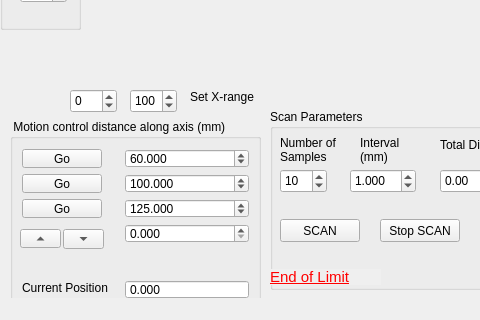
Above: forms/main_form.ui from MarshallSutton/profilometer before the change; both pictures show x 0 to 480 and y 430 to 750 of the 824 by 750 pixel window. Below: the same form after it.
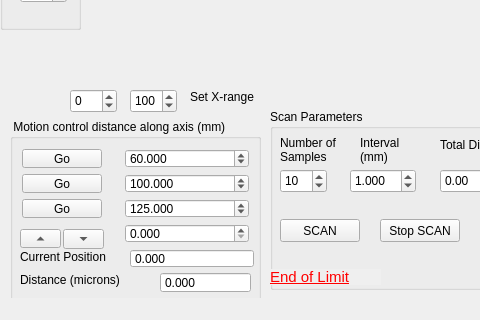
That is the form after the change.

```diff
--- a/forms/main_form.ui
+++ b/forms/main_form.ui
@@ -432,8 +432,8 @@
     <widget class="QLabel" name="lbl_current_pos">
      <property name="geometry">
       <rect>
-       <x>12</x>
-       <y>161</y>
+       <x>10</x>
+       <y>130</y>
        <width>97</width>
        <height>16</height>
       </rect>
@@ -445,8 +445,8 @@
     <widget class="QDoubleSpinBox" name="curr_position">
      <property name="geometry">
       <rect>
-       <x>115</x>
-       <y>161</y>
+       <x>120</x>
+       <y>130</y>
        <width>124</width>
        <height>19</height>
       </rect>
@@ -504,6 +504,41 @@
       <enum>Qt::UpArrow</enum>
      </property>
     </widget>
+    <widget class="QDoubleSpinBox" name="dist_value">
+     <property name="geometry">
+      <rect>
+       <x>150</x>
+       <y>153</y>
+       <width>91</width>
+       <height>21</height>
+      </rect>
+     </property>
+     <property name="buttonSymbols">
+      <enum>QAbstractSpinBox::NoButtons</enum>
+     </property>
+     <property name="decimals">
+      <number>3</number>
+     </property>
+     <property name="minimum">
+      <double>-300.000000000000000</double>
+     </property>
+     <property name="maximum">
+      <double>300.000000000000000</double>
+     </property>
+    </widget>
+    <widget class="QLabel" name="measurement_label">
+     <property name="geometry">
+      <rect>
+       <x>10</x>
+       <y>150</y>
+       <width>121</width>
+       <height>21</height>
+      </rect>
+     </property>
+     <property name="text">
+      <string>Distance (microns)</string>
+     </property>
+    </widget>
    </widget>
    <widget class="QWidget" name="widget" native="true">
     <property name="geometry">
```
